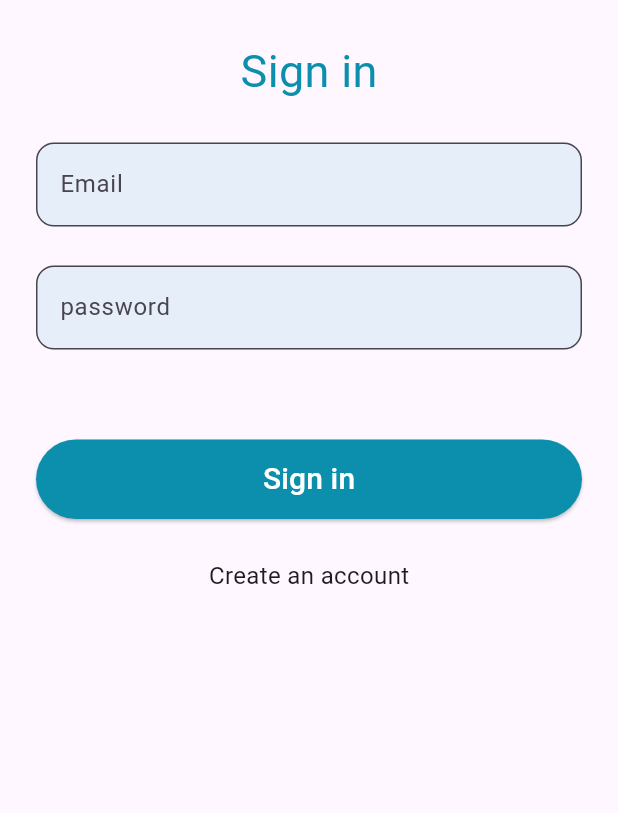
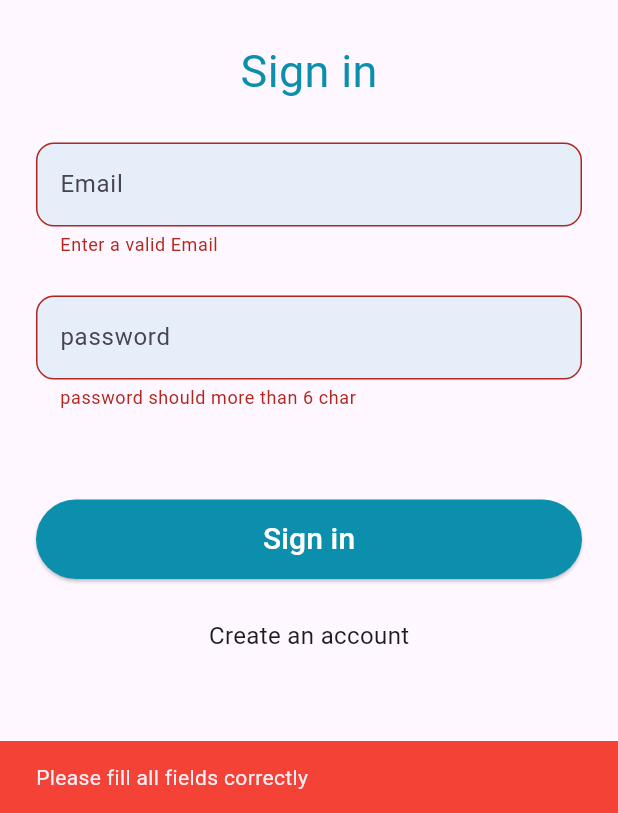
Before and after one commit to AmrReda92/sehaty_app, a Flutter app: the SignInScreen screen opened directly, after a tap on "Sign in", on a phone screen of 412 x 824 dp, the part 423-1236 px from its top. Run offline on Flutter 3.47's test engine with Material 3 defaults, Android fonts, the phone set to English and light mode, and no system bars; our stand-ins replace firebase_core; accounts and stored records are empty.

Commit message:
finish validation on sign in screen

```diff
--- a/lib/features/auth/presentation/sign_in/ui/sign_in_screen.dart
+++ b/lib/features/auth/presentation/sign_in/ui/sign_in_screen.dart
@@ -2,6 +2,7 @@ import 'package:flutter/material.dart';
 import 'package:sehaty_application/core/widgets/custom_elevated_button.dart';
 import 'package:sehaty_application/core/widgets/custom_text_form_field.dart';
 import 'package:sehaty_application/features/auth/presentation/sign_up/ui/sign_up_screen.dart';
+import 'package:sehaty_application/features/home/presentation/ui/home_screen.dart';
 
 class SignInScreen extends StatefulWidget {
   const SignInScreen({super.key});
@@ -11,6 +12,7 @@ class SignInScreen extends StatefulWidget {
 }
 
 class _SignUpScreenState extends State<SignInScreen> {
+  final formKey = GlobalKey<FormState>();
   var emailController = TextEditingController();
   var passwordController = TextEditingController();
 
@@ -28,19 +30,54 @@ class _SignUpScreenState extends State<SignInScreen> {
       body: SafeArea(
         child: Padding(
           padding: const EdgeInsets.symmetric(horizontal: 24),
+          child: Form(
+            key: formKey ,
+            child: SingleChildScrollView(
               child: Column(
                 spacing: 26,
                 children: [
                   SizedBox(height: 16,),
                   Image.asset("assets/images/logo.png",width: 240,height: 240,),
                   Text("Sign in",style: TextStyle(fontSize: 30,color: Color(0xff0B8FAC)),),
-              CustomTextFormField(hintText: "Email",controller: emailController ,),
-              CustomTextFormField(hintText: "password",controller: passwordController ,),
+                  CustomTextFormField(
+                    hintText: "Email",
+                    controller: emailController ,
+                    keyboardType: TextInputType.emailAddress,
+                    validator: (value){
+                      if(value == null || value.isEmpty || !value.contains("@")){
+                        return "Enter a valid Email";
+                      }else{
+                        return null;
+                      }
+                    },
+                  ),
+                  CustomTextFormField(
+                    hintText: "password",
+                    controller: passwordController ,
+                    obscureText: true,
+                    validator: (value){
+                      if(value==null || value.isEmpty || value.length<6){
+                        return "password should more than 6 char";
+                      }else{
+                        return null;
+                      }
+                    },
+
+                  ),
                   SizedBox(height: 8,),
                   CustomElevatedButton(
                     text: Text("Sign in",style: TextStyle(color: Colors.white,fontSize: 20),),
                     onPressed: (){
-
+                      if(formKey.currentState!.validate()){
+                        Navigator.pushReplacement(context, MaterialPageRoute(builder: (context)=>HomeScreen()));
+                      }else{
+                        ScaffoldMessenger.of(context).showSnackBar(
+                          SnackBar(
+                            content: Text("Please fill all fields correctly"),
+                            backgroundColor: Colors.red,
+                          ),
+                        );
+                      }
                     },
                   ),
                   InkWell(
@@ -53,6 +90,8 @@ class _SignUpScreenState extends State<SignInScreen> {
               ),
             ),
           ),
+        ),
+      ),
     );
   }
 }
```
Lines whose indentation alone changed are shown as unchanged.
